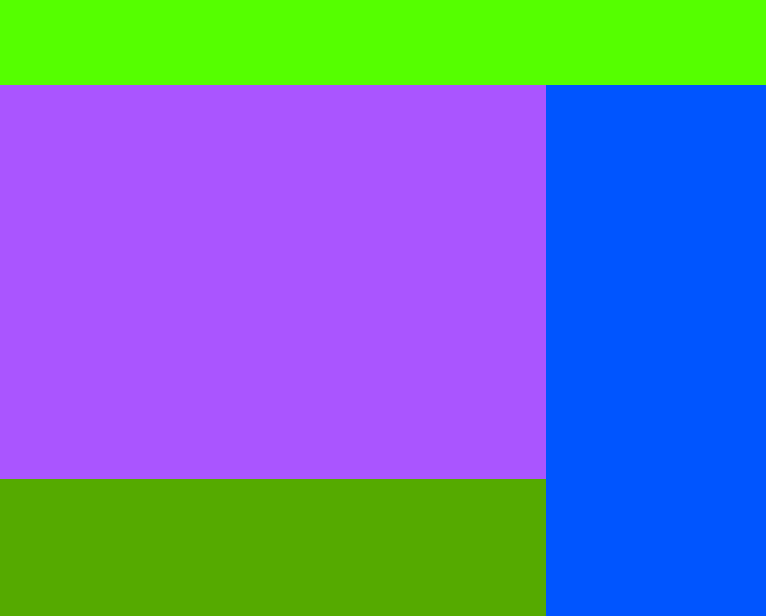
The window that singlechat.ui (supermanc88/WeiTalk) describes before a commit, drawn with Qt 5.
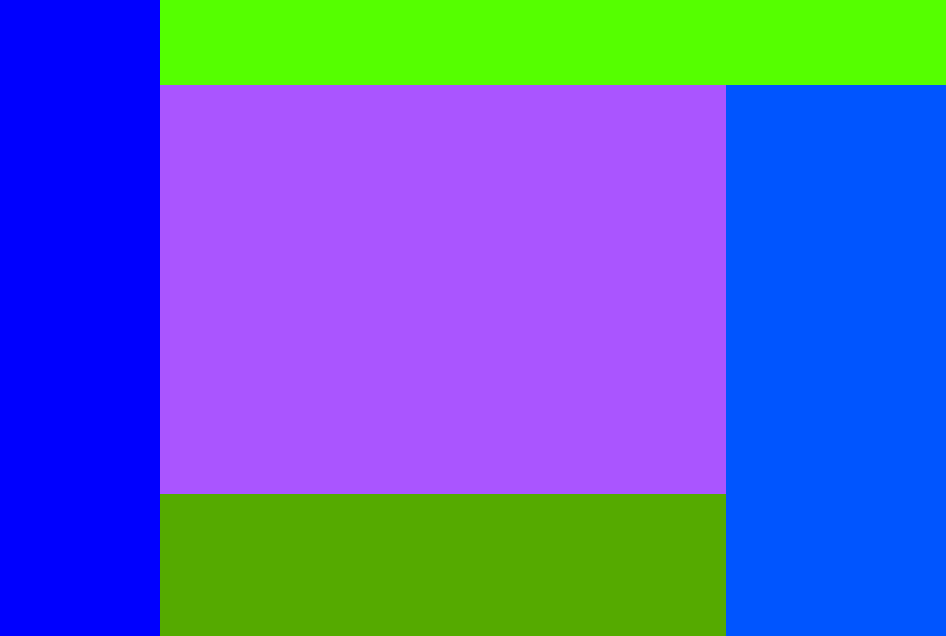
The same window after the commit.

Commit message: 模仿阿里旺旺

The edit to the form file:
```diff
--- a/singlechat.ui
+++ b/singlechat.ui
@@ -6,14 +6,17 @@
    <rect>
     <x>0</x>
     <y>0</y>
-    <width>766</width>
-    <height>616</height>
+    <width>946</width>
+    <height>636</height>
    </rect>
   </property>
   <property name="windowTitle">
    <string>Form</string>
   </property>
-  <layout class="QGridLayout" name="girdLayout">
+  <layout class="QHBoxLayout" name="horizontalLayout_3">
+   <property name="spacing">
+    <number>0</number>
+   </property>
    <property name="leftMargin">
     <number>0</number>
    </property>
@@ -26,10 +29,31 @@
    <property name="bottomMargin">
     <number>0</number>
    </property>
+   <item>
+    <layout class="QHBoxLayout" name="horizontalLayout_2">
    <property name="spacing">
     <number>0</number>
    </property>
-   <item row="0" column="0">
+     <item>
+      <widget class="QWidget" name="widget_5" native="true">
+       <property name="minimumSize">
+        <size>
+         <width>160</width>
+         <height>610</height>
+        </size>
+       </property>
+       <property name="maximumSize">
+        <size>
+         <width>160</width>
+         <height>16777215</height>
+        </size>
+       </property>
+       <property name="styleSheet">
+        <string notr="true">background-color: rgb(0, 0, 255);</string>
+       </property>
+      </widget>
+     </item>
+     <item>
     <layout class="QVBoxLayout" name="verticalLayout_2">
      <property name="spacing">
       <number>0</number>
@@ -121,6 +145,8 @@
           <string notr="true">background-color: rgb(0, 85, 255);</string>
          </property>
         </widget>
+         </item>
+        </layout>
        </item>
       </layout>
      </item>
```
Lines whose indentation alone changed are shown as unchanged.
